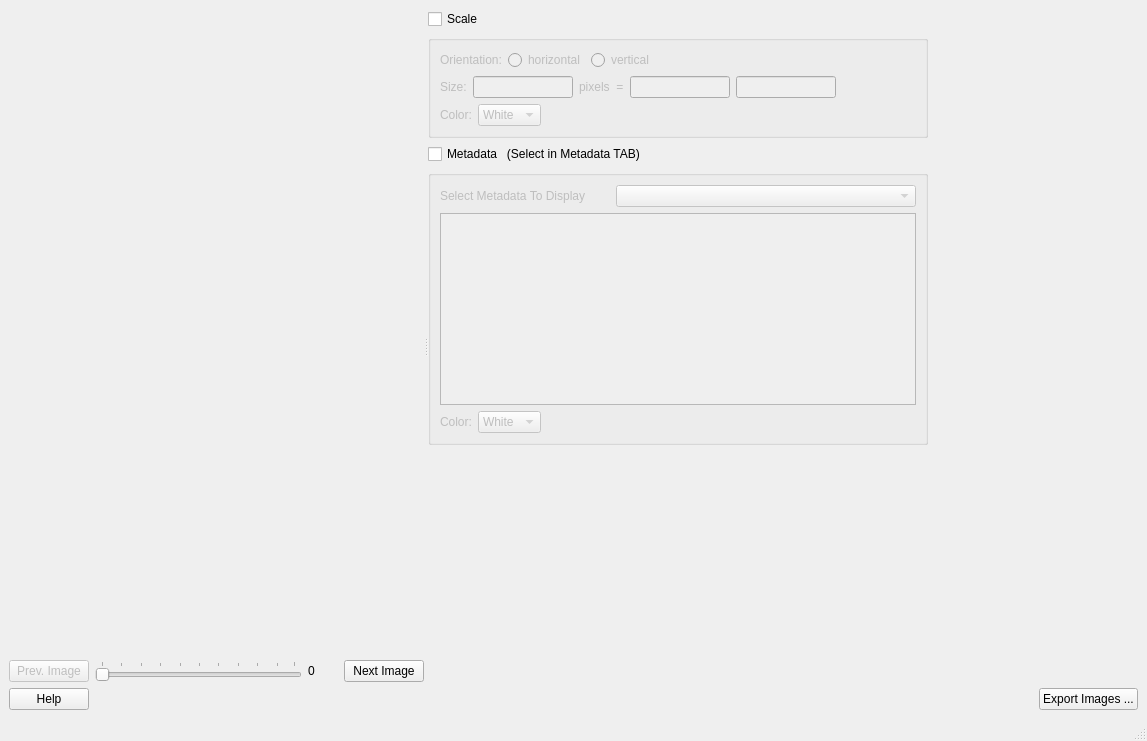
Before: the Qt Designer form ui/ui_metadata_overlapping_images.ui in neutronimaging/python_notebooks, drawn with Qt 5.
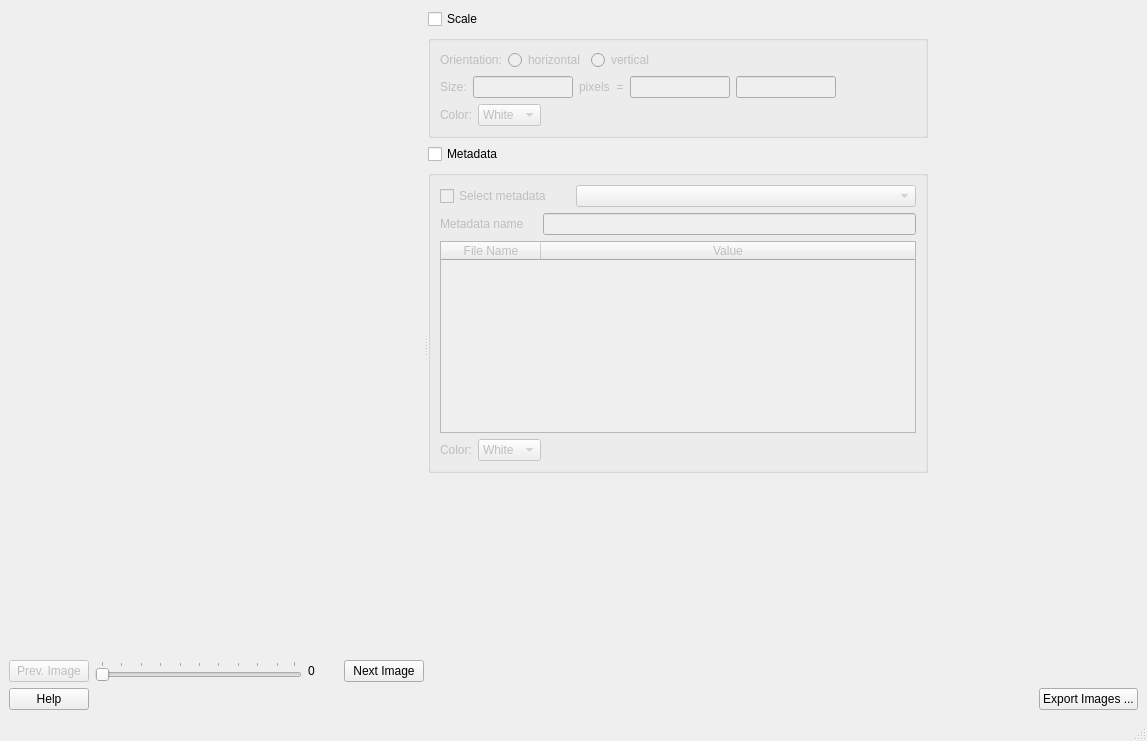
After: the same form once the commit is applied.

Commit message: List of metadata from tiff display

```diff
--- a/ui/ui_metadata_overlapping_images.ui
+++ b/ui/ui_metadata_overlapping_images.ui
@@ -330,7 +330,7 @@
              </size>
             </property>
             <property name="text">
-             <string>Metadata   (Select in Metadata TAB)</string>
+             <string>Metadata</string>
             </property>
            </widget>
           </item>
@@ -358,26 +358,29 @@
              <item>
               <layout class="QHBoxLayout" name="horizontalLayout_4">
                <item>
-                <widget class="QLabel" name="label">
+                <widget class="QCheckBox" name="select_metadata_checkbox">
                  <property name="minimumSize">
                   <size>
-                   <width>170</width>
+                   <width>130</width>
                    <height>0</height>
                   </size>
                  </property>
                  <property name="maximumSize">
                   <size>
-                   <width>170</width>
+                   <width>130</width>
                    <height>16777215</height>
                   </size>
                  </property>
                  <property name="text">
-                  <string>Select Metadata To Display</string>
+                  <string>Select metadata</string>
                  </property>
                 </widget>
                </item>
                <item>
-                <widget class="QComboBox" name="comboBox">
+                <widget class="QComboBox" name="select_metadata_combobox">
+                 <property name="enabled">
+                  <bool>false</bool>
+                 </property>
                  <property name="minimumSize">
                   <size>
                    <width>300</width>
@@ -386,23 +389,55 @@
                  </property>
                 </widget>
                </item>
+              </layout>
+             </item>
+             <item>
+              <layout class="QHBoxLayout" name="horizontalLayout_9">
                <item>
-                <spacer name="horizontalSpacer_2">
-                 <property name="orientation">
-                  <enum>Qt::Horizontal</enum>
+                <widget class="QLabel" name="label">
+                 <property name="enabled">
+                  <bool>false</bool>
                  </property>
-                 <property name="sizeHint" stdset="0">
-                  <size>
-                   <width>40</width>
-                   <height>20</height>
-                  </size>
+                 <property name="text">
+                  <string>Metadata name</string>
                  </property>
-                </spacer>
+                </widget>
                </item>
+               <item>
+                <widget class="QLabel" name="label_7">
+                 <property name="text">
+                  <string/>
+                 </property>
+                </widget>
+               </item>
+               <item>
+                <widget class="QLineEdit" name="manual_metadata_name">
+                 <property name="enabled">
+                  <bool>false</bool>
+                 </property>
+                </widget>
+               </item>
               </layout>
              </item>
              <item>
-              <widget class="QTableWidget" name="tableWidget"/>
+              <widget class="QTableWidget" name="tableWidget">
+               <property name="alternatingRowColors">
+                <bool>true</bool>
+               </property>
+               <attribute name="horizontalHeaderStretchLastSection">
+                <bool>true</bool>
+               </attribute>
+               <column>
+                <property name="text">
+                 <string>File Name</string>
+                </property>
+               </column>
+               <column>
+                <property name="text">
+                 <string>Value</string>
+                </property>
+               </column>
+              </widget>
              </item>
              <item>
               <layout class="QHBoxLayout" name="horizontalLayout_6">
```
Left out of the diff: 50 changed lines with no effect on the pictures. The commit also changes 4 other files.
